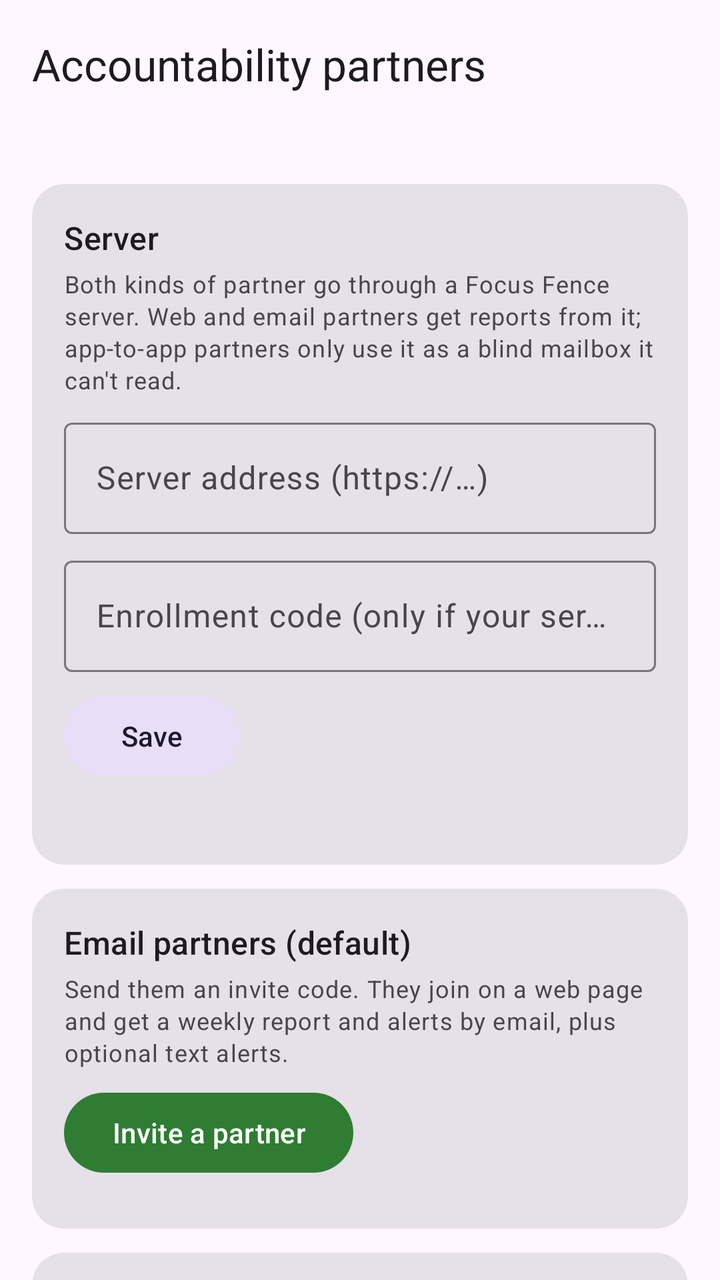
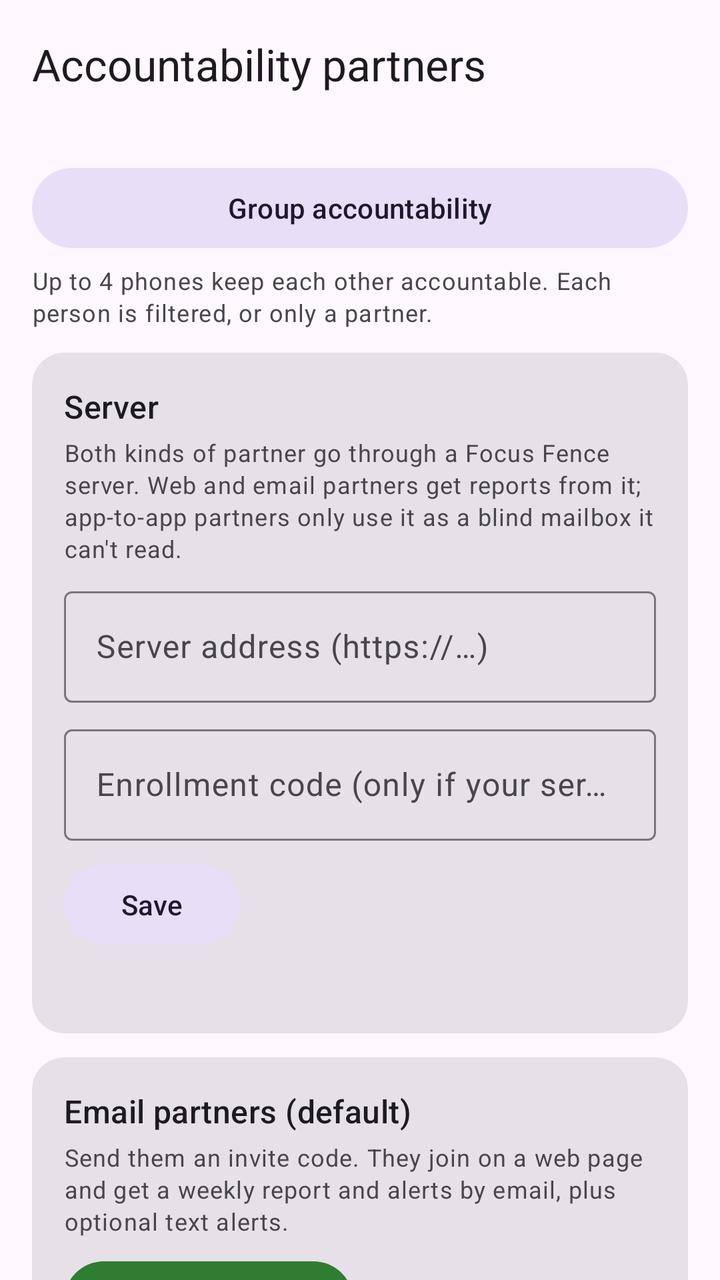

Before-and-after screenshots of an Android layout around one commit, followed by the original layout XML and the change that was made.
<!-- AndroidManifest.xml: application theme Theme.FocusFence -->
<!-- res/layout/activity_accountability.xml -->
<?xml version="1.0" encoding="utf-8"?>
<androidx.coordinatorlayout.widget.CoordinatorLayout
    xmlns:android="http://schemas.android.com/apk/res/android"
    xmlns:app="http://schemas.android.com/apk/res-auto"
    android:layout_width="match_parent"
    android:layout_height="match_parent">

    <com.google.android.material.appbar.AppBarLayout
        android:layout_width="match_parent"
        android:layout_height="wrap_content">
        <com.google.android.material.appbar.MaterialToolbar
            android:id="@+id/toolbar"
            android:layout_width="match_parent"
            android:layout_height="?attr/actionBarSize"
            app:title="@string/acc_title" />
    </com.google.android.material.appbar.AppBarLayout>

    <androidx.core.widget.NestedScrollView
        android:layout_width="match_parent"
        android:layout_height="match_parent"
        app:layout_behavior="@string/appbar_scrolling_view_behavior">

        <LinearLayout
            android:layout_width="match_parent"
            android:layout_height="wrap_content"
            android:orientation="vertical"
            android:padding="16dp">

            <com.google.android.material.card.MaterialCardView
                android:layout_width="match_parent"
                android:layout_height="wrap_content"
                android:layout_marginTop="12dp"
                app:cardCornerRadius="16dp"
                app:contentPadding="16dp">
                <LinearLayout
                    android:layout_width="match_parent"
                    android:layout_height="wrap_content"
                    android:orientation="vertical">
                    <TextView
                        android:layout_width="match_parent"
                        android:layout_height="wrap_content"
                        android:text="@string/acc_server_title"
                        android:textAppearance="?attr/textAppearanceTitleMedium" />
                    <TextView
                        android:layout_width="match_parent"
                        android:layout_height="wrap_content"
                        android:layout_marginTop="4dp"
                        android:text="@string/acc_server_hint"
                        android:textAppearance="?attr/textAppearanceBodySmall"
                        android:textColor="?attr/colorOnSurfaceVariant" />
                    <com.google.android.material.textfield.TextInputLayout
                        style="@style/Widget.Material3.TextInputLayout.OutlinedBox"
                        android:layout_width="match_parent"
                        android:layout_height="wrap_content"
                        android:layout_marginTop="8dp"
                        android:hint="@string/acc_server_url">
                        <com.google.android.material.textfield.TextInputEditText
                            android:id="@+id/serverInput"
                            android:layout_width="match_parent"
                            android:layout_height="wrap_content"
                            android:inputType="textUri" />
                    </com.google.android.material.textfield.TextInputLayout>
                    <com.google.android.material.textfield.TextInputLayout
                        android:layout_width="match_parent"
                        android:layout_height="wrap_content"
                        android:layout_marginTop="8dp"
                        android:hint="@string/acc_enroll_code">
                        <com.google.android.material.textfield.TextInputEditText
                            android:id="@+id/enrollInput"
                            android:layout_width="match_parent"
                            android:layout_height="wrap_content"
                            android:inputType="textVisiblePassword" />
                    </com.google.android.material.textfield.TextInputLayout>
                    <Button
                        android:id="@+id/serverSave"
                        style="@style/Widget.Material3.Button.TonalButton"
                        android:layout_width="wrap_content"
                        android:layout_height="wrap_content"
                        android:layout_marginTop="8dp"
                        android:text="@string/acc_save" />
                    <TextView
                        android:id="@+id/syncStatus"
                        android:layout_width="match_parent"
                        android:layout_height="wrap_content"
                        android:layout_marginTop="8dp"
                        android:textAppearance="?attr/textAppearanceBodySmall" />
                </LinearLayout>
            </com.google.android.material.card.MaterialCardView>

            <com.google.android.material.card.MaterialCardView
                android:layout_width="match_parent"
                android:layout_height="wrap_content"
                android:layout_marginTop="12dp"
                app:cardCornerRadius="16dp"
                app:contentPadding="16dp">
                <LinearLayout
                    android:layout_width="match_parent"
                    android:layout_height="wrap_content"
                    android:orientation="vertical">
                    <TextView
                        android:layout_width="match_parent"
                        android:layout_height="wrap_content"
                        android:text="@string/acc_email_title"
                        android:textAppearance="?attr/textAppearanceTitleMedium" />
                    <TextView
                        android:layout_width="match_parent"
                        android:layout_height="wrap_content"
                        android:layout_marginTop="4dp"
                        android:text="@string/acc_email_hint"
                        android:textAppearance="?attr/textAppearanceBodySmall"
                        android:textColor="?attr/colorOnSurfaceVariant" />
                    <Button
                        android:id="@+id/inviteButton"
                        android:layout_width="wrap_content"
                        android:layout_height="wrap_content"
                        android:layout_marginTop="8dp"
                        android:text="@string/acc_invite" />
                    <LinearLayout
                        android:id="@+id/emailPartners"
                        android:layout_width="match_parent"
                        android:layout_height="wrap_content"
                        android:layout_marginTop="8dp"
                        android:orientation="vertical" />
                </LinearLayout>
            </com.google.android.material.card.MaterialCardView>

            <com.google.android.material.card.MaterialCardView
                android:layout_width="match_parent"
                android:layout_height="wrap_content"
                android:layout_marginTop="12dp"
                app:cardCornerRadius="16dp"
                app:contentPadding="16dp">
                <LinearLayout
                    android:layout_width="match_parent"
                    android:layout_height="wrap_content"
                    android:orientation="vertical">
                    <TextView
                        android:layout_width="match_parent"
                        android:layout_height="wrap_content"
                        android:text="@string/acc_app_title"
                        android:textAppearance="?attr/textAppearanceTitleMedium" />
                    <TextView
                        android:layout_width="match_parent"
                        android:layout_height="wrap_content"
                        android:layout_marginTop="4dp"
                        android:text="@string/acc_app_hint"
                        android:textAppearance="?attr/textAppearanceBodySmall"
                        android:textColor="?attr/colorOnSurfaceVariant" />
                    <Button
                        android:id="@+id/pairButton"
                        android:layout_width="wrap_content"
                        android:layout_height="wrap_content"
                        android:layout_marginTop="8dp"
                        android:text="@string/acc_pair" />
                    <LinearLayout
                        android:id="@+id/appPartners"
                        android:layout_width="match_parent"
                        android:layout_height="wrap_content"
                        android:layout_marginTop="8dp"
                        android:orientation="vertical" />
                </LinearLayout>
            </com.google.android.material.card.MaterialCardView>

            <com.google.android.material.card.MaterialCardView
                android:layout_width="match_parent"
                android:layout_height="wrap_content"
                android:layout_marginTop="12dp"
                app:cardCornerRadius="16dp"
                app:contentPadding="16dp">
                <LinearLayout
                    android:layout_width="match_parent"
                    android:layout_height="wrap_content"
                    android:orientation="vertical">
                    <TextView
                        android:layout_width="match_parent"
                        android:layout_height="wrap_content"
                        android:text="@string/acc_watch_title"
                        android:textAppearance="?attr/textAppearanceTitleMedium" />
                    <TextView
                        android:layout_width="match_parent"
                        android:layout_height="wrap_content"
                        android:layout_marginTop="4dp"
                        android:text="@string/acc_watch_hint"
                        android:textAppearance="?attr/textAppearanceBodySmall"
                        android:textColor="?attr/colorOnSurfaceVariant" />
                    <Button
                        android:id="@+id/watchButton"
                        style="@style/Widget.Material3.Button.TonalButton"
                        android:layout_width="wrap_content"
                        android:layout_height="wrap_content"
                        android:layout_marginTop="8dp"
                        android:text="@string/acc_watch_add" />
                    <LinearLayout
                        android:id="@+id/watchList"
                        android:layout_width="match_parent"
                        android:layout_height="wrap_content"
                        android:layout_marginTop="8dp"
                        android:orientation="vertical" />
                </LinearLayout>
            </com.google.android.material.card.MaterialCardView>
        </LinearLayout>
    </androidx.core.widget.NestedScrollView>
</androidx.coordinatorlayout.widget.CoordinatorLayout>
<!-- resources referenced by this layout -->
<resources>
  <string name="acc_app_hint">If your partner uses Focus Fence too, pair your apps with a key you send them. Reports are encrypted with that key; the server only passes them along. Their app also shows the unlock code for anything you\'ve set to need a partner PIN.</string>
  <string name="acc_app_title">App-to-app partners</string>
  <string name="acc_email_hint">Send them an invite code. They join on a web page and get a weekly report and alerts by email, plus optional text alerts.</string>
  <string name="acc_email_title">Email partners (default)</string>
  <string name="acc_enroll_code">Enrollment code (only if your server asks for one)</string>
  <string name="acc_invite">Invite a partner</string>
  <string name="acc_pair">Pair with a partner\'s app</string>
  <string name="acc_save">Save</string>
  <string name="acc_server_hint">Both kinds of partner go through a Focus Fence server. Web and email partners get reports from it; app-to-app partners only use it as a blind mailbox it can\'t read.</string>
  <string name="acc_server_title">Server</string>
  <string name="acc_server_url">Server address (https://…)</string>
  <string name="acc_title">Accountability partners</string>
  <string name="acc_watch_add">Add with pairing key</string>
  <string name="acc_watch_hint">Add someone who sent you a pairing key to see their reports here.</string>
  <string name="acc_watch_title">I\'m a partner for</string>
  <style name="Theme.FocusFence" parent="Theme.Material3.DayNight.NoActionBar">
          <item name="colorPrimary">@color/brand_primary</item>
          
          <item name="materialCardViewStyle">@style/Widget.Material3.CardView.Filled</item>
          
          <item name="android:statusBarColor">?attr/colorSurface</item>
          <item name="android:navigationBarColor">?attr/colorSurface</item>
          <item name="android:windowLightStatusBar">true</item>
      </style>
  <color name="brand_primary">#2E7D32</color>
</resources>

<!-- the commit's change to res/layout/activity_accountability.xml (unified diff, before → after) -->
@@ -26,6 +26,20 @@
             android:orientation="vertical"
             android:padding="16dp">
 
+            <Button
+                android:id="@+id/groupButton"
+                style="@style/Widget.Material3.Button.TonalButton"
+                android:layout_width="match_parent"
+                android:layout_height="wrap_content"
+                android:text="@string/group_open" />
+            <TextView
+                android:layout_width="match_parent"
+                android:layout_height="wrap_content"
+                android:layout_marginTop="4dp"
+                android:text="@string/group_open_summary"
+                android:textAppearance="?attr/textAppearanceBodySmall"
+                android:textColor="?attr/colorOnSurfaceVariant" />
+
             <com.google.android.material.card.MaterialCardView
                 android:layout_width="match_parent"
                 android:layout_height="wrap_content"
<!-- resource entries referenced after the edit -->
@@ -15,6 +15,8 @@
   <string name="acc_watch_add">Add with pairing key</string>
   <string name="acc_watch_hint">Add someone who sent you a pairing key to see their reports here.</string>
   <string name="acc_watch_title">I\'m a partner for</string>
+  <string name="group_open">Group accountability</string>
+  <string name="group_open_summary">Up to 4 phones keep each other accountable. Each person is filtered, or only a partner.</string>
   <style name="Theme.FocusFence" parent="Theme.Material3.DayNight.NoActionBar">
           <item name="colorPrimary">@color/brand_primary</item>
           
